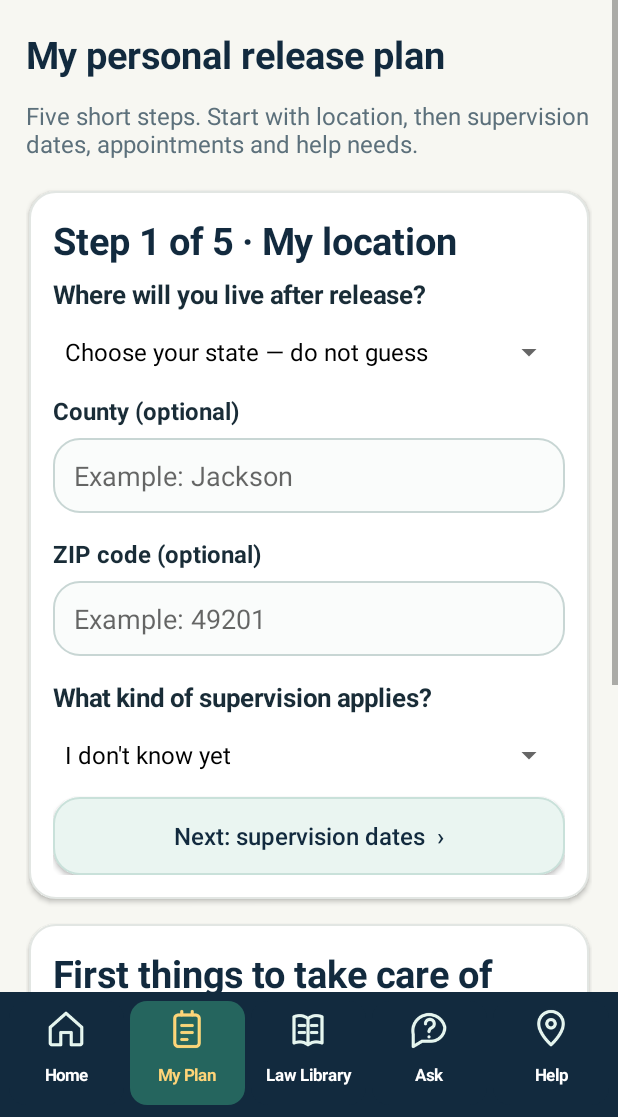
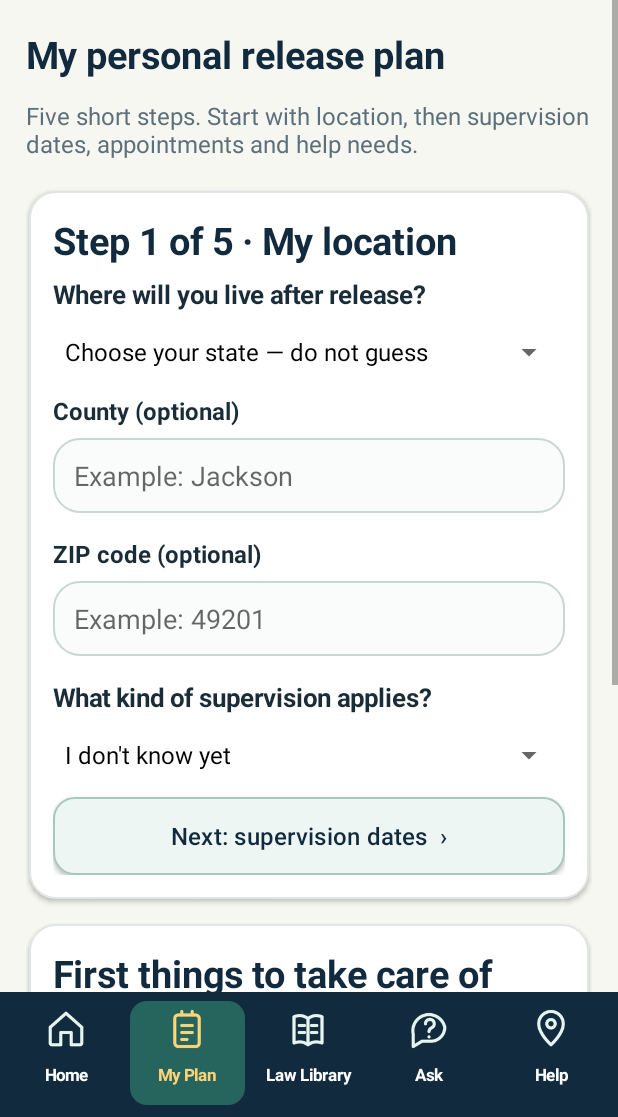
Before and after one commit to MurderBiscuit/Path-Home-SRA, an Android app: the screen it shows after launch (MainActivity), after a tap on "I'm coming home", on a phone screen of 412 x 824 dp, the part 119-1236 px from its top. Run offline under Robolectric (Android 15) with nearby library versions, the phone set to English and light mode, and no system bars; pictures from the network do not load.

Commit message:
Polish Path Home Android primary and secondary button controls

```diff
--- a/android/app/src/main/java/org/pathhome/sra/MainActivity.java
+++ b/android/app/src/main/java/org/pathhome/sra/MainActivity.java
@@ -112,8 +112,40 @@ public class MainActivity extends Activity {
     private TextView paragraph(String s){TextView t=text(s,16,MUTED,false);padding(t,0,5,0,13);return t;}
     private View spacer(int h){View v=new View(this);v.setLayoutParams(new LinearLayout.LayoutParams(1,dp(h)));return v;}
     private LinearLayout card(LinearLayout dest){LinearLayout c=column();c.setBackground(stroke(WHITE,0xffe2e6e3));padding(c,16,16,16,16);c.setElevation(dp(2));LinearLayout.LayoutParams p=new LinearLayout.LayoutParams(-1,-2);p.setMargins(dp(2),dp(7),dp(2),dp(9));dest.addView(c,p);return c;}
-    private Button button(String s,Runnable action){Button b=new Button(this);b.setAllCaps(false);b.setText(s);b.setTextSize(16);b.setTextColor(WHITE);b.setBackground(bg(TEAL,12));b.setMinimumHeight(dp(52));b.setOnClickListener(v->action.run());return b;}
-    private Button soft(String s,Runnable action){Button b=button(s,action);b.setTextColor(NAVY);b.setBackground(stroke(0xffeaf5f1,0xffc9e1da));return b;}
+    private android.graphics.drawable.Drawable buttonSurface(boolean secondary){
+        int fill=secondary?0xffedf6f3:TEAL;
+        int edge=secondary?0xffa5c9bf:0xff09584e;
+        GradientDrawable surface=bg(fill,14);
+        surface.setStroke(dp(1),edge);
+        return new android.graphics.drawable.RippleDrawable(
+            android.content.res.ColorStateList.valueOf(secondary?0x220e7063:0x33ffffff),
+            surface,bg(Color.WHITE,14));
+    }
+    private Button button(String s,Runnable action){
+        Button b=new Button(this);
+        b.setAllCaps(false);
+        b.setText(s);
+        b.setTextSize(16);
+        b.setTypeface(Typeface.create("sans-serif-medium",Typeface.NORMAL));
+        b.setLetterSpacing(0.01f);
+        b.setTextColor(WHITE);
+        b.setBackgroundTintList(null);
+        b.setBackground(buttonSurface(false));
+        b.setMinHeight(dp(52));
+        b.setMinimumHeight(dp(52));
+        b.setGravity(Gravity.CENTER);
+        b.setPadding(dp(16),dp(12),dp(16),dp(12));
+        b.setElevation(dp(2));
+        b.setOnClickListener(v->action.run());
+        return b;
+    }
+    private Button soft(String s,Runnable action){
+        Button b=button(s,action);
+        b.setTextColor(NAVY);
+        b.setBackground(buttonSurface(true));
+        b.setElevation(0);
+        return b;
+    }
     private void title(LinearLayout dest,String t){add(dest,text(t,25,NAVY,true));dest.addView(spacer(7));}
     private void small(LinearLayout dest,String t){add(dest,text(t,13,MUTED,false));}
     private ImageView photo(String image,int h){ImageView p=new ImageView(this);p.setImageResource(images.get(image));p.setScaleType(ImageView.ScaleType.CENTER_CROP);p.setBackground(bg(0xffd7e7df,14));p.setClipToOutline(true);p.setLayoutParams(new LinearLayout.LayoutParams(-1,dp(h)));return p;}
```
